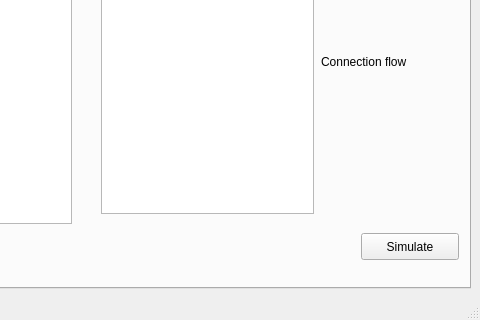
First picture: the form in GUI.ui, repository przypieczony/thesis_main, before the edit; both pictures show x 260 to 740 and y 231 to 551 of the 740 by 551 pixel window.
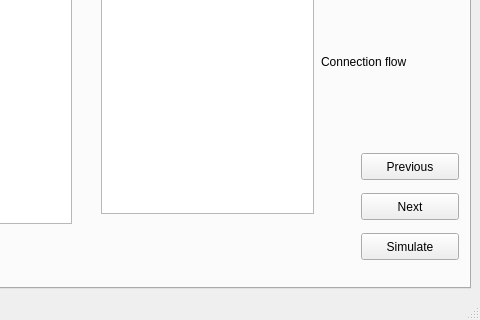
Second picture: the form after the edit. Icons and pictures are not drawn.

Commit message: Added next, previous buttons to GUI.ui and prepared GUIv0.3 for sending module

Diff of the .ui file:
```diff
--- a/GUI.ui
+++ b/GUI.ui
@@ -299,7 +299,7 @@
          </property>
         </widget>
        </widget>
-       <widget class="QWidget" name="">
+       <widget class="QWidget" name="layoutWidget">
         <property name="geometry">
          <rect>
           <x>40</x>
@@ -353,6 +353,32 @@
          </item>
         </layout>
        </widget>
+       <widget class="QPushButton" name="nextButton">
+        <property name="geometry">
+         <rect>
+          <x>610</x>
+          <y>370</y>
+          <width>98</width>
+          <height>27</height>
+         </rect>
+        </property>
+        <property name="text">
+         <string>Next</string>
+        </property>
+       </widget>
+       <widget class="QPushButton" name="previousButton">
+        <property name="geometry">
+         <rect>
+          <x>610</x>
+          <y>330</y>
+          <width>98</width>
+          <height>27</height>
+         </rect>
+        </property>
+        <property name="text">
+         <string>Previous</string>
+        </property>
+       </widget>
       </widget>
      </widget>
     </item>
```
Left out of the diff: 4 changed lines with no effect on the pictures. The commit also changes 1 other file.
